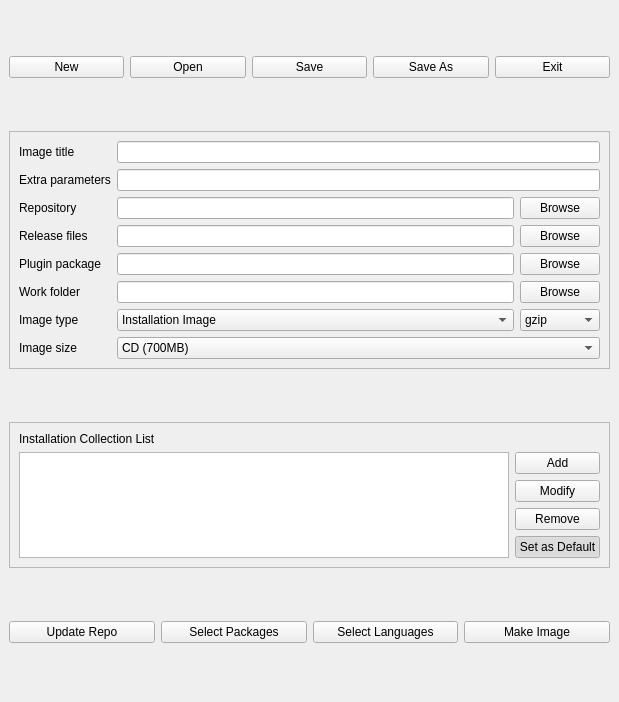
Before: the Qt Designer form kde/pardusman/gui/ui/main.ui in pars-linux/uludag, drawn with Qt 5.
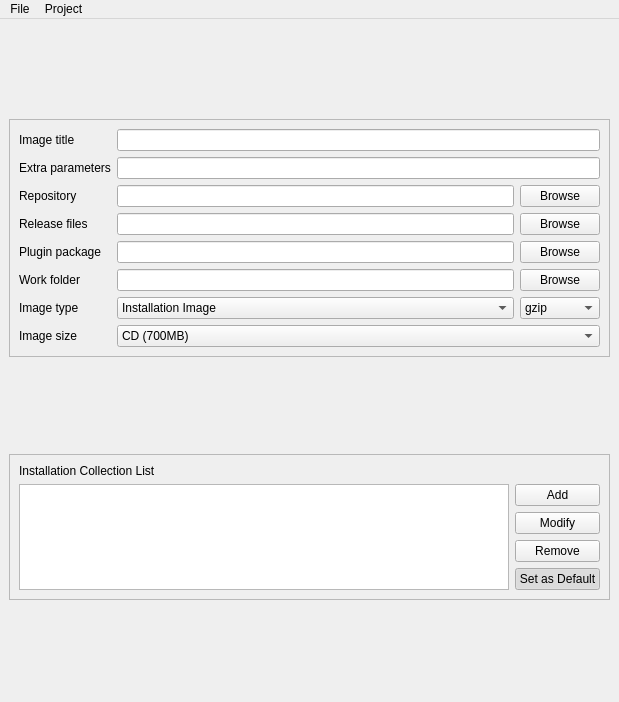
After: the same form once the commit is applied. Icons and pictures are not drawn.

Commit message: Add support for selecting installation image packages

The edit to the form file:
```diff
--- a/kde/pardusman/gui/ui/main.ui
+++ b/kde/pardusman/gui/ui/main.ui
@@ -20,45 +20,6 @@
   <widget class="QWidget" name="centralwidget">
    <layout class="QGridLayout" name="gridLayout_5">
     <item row="0" column="0">
-     <layout class="QHBoxLayout" name="horizontalLayout">
-      <item>
-       <widget class="QPushButton" name="pushNew">
-        <property name="text">
-         <string>New</string>
-        </property>
-       </widget>
-      </item>
-      <item>
-       <widget class="QPushButton" name="pushOpen">
-        <property name="text">
-         <string>Open</string>
-        </property>
-       </widget>
-      </item>
-      <item>
-       <widget class="QPushButton" name="pushSave">
-        <property name="text">
-         <string>Save</string>
-        </property>
-       </widget>
-      </item>
-      <item>
-       <widget class="QPushButton" name="pushSaveAs">
-        <property name="text">
-         <string>Save As</string>
-        </property>
-       </widget>
-      </item>
-      <item>
-       <widget class="QPushButton" name="pushExit">
-        <property name="text">
-         <string>Exit</string>
-        </property>
-       </widget>
-      </item>
-     </layout>
-    </item>
-    <item row="1" column="0">
      <widget class="QFrame" name="frame">
       <property name="sizePolicy">
        <sizepolicy hsizetype="Preferred" vsizetype="Fixed">
@@ -260,7 +221,7 @@
       </layout>
      </widget>
     </item>
-    <item row="2" column="0">
+    <item row="1" column="0">
      <widget class="QFrame" name="collectionFrame">
       <property name="sizePolicy">
        <sizepolicy hsizetype="Preferred" vsizetype="Fixed">
@@ -330,42 +291,7 @@
       <zorder></zorder>
      </widget>
     </item>
-    <item row="3" column="0">
-     <layout class="QHBoxLayout" name="horizontalLayout_2">
-      <item>
-       <widget class="QPushButton" name="pushUpdateRepo">
-        <property name="text">
-         <string>Update Repo</string>
-        </property>
-       </widget>
-      </item>
-      <item>
-       <widget class="QPushButton" name="pushSelectPackages">
-        <property name="enabled">
-         <bool>true</bool>
-        </property>
-        <property name="text">
-         <string>Select Packages</string>
-        </property>
-       </widget>
-      </item>
-      <item>
-       <widget class="QPushButton" name="pushSelectLanguages">
-        <property name="text">
-         <string>Select Languages</string>
-        </property>
-       </widget>
-      </item>
-      <item>
-       <widget class="QPushButton" name="pushMakeImage">
-        <property name="text">
-         <string>Make Image</string>
-        </property>
-       </widget>
-      </item>
-     </layout>
-    </item>
-    <item row="4" column="0">
+    <item row="2" column="0">
      <layout class="QVBoxLayout" name="terminalLayout"/>
     </item>
    </layout>
@@ -379,6 +305,32 @@
      <height>22</height>
     </rect>
    </property>
+   <widget class="QMenu" name="menuFile">
+    <property name="title">
+     <string>File</string>
+    </property>
+    <addaction name="actionNew"/>
+    <addaction name="actionOpen"/>
+    <addaction name="separator"/>
+    <addaction name="actionSave"/>
+    <addaction name="actionSaveAs"/>
+    <addaction name="separator"/>
+    <addaction name="actionExit"/>
+   </widget>
+   <widget class="QMenu" name="menuProject">
+    <property name="title">
+     <string>Project</string>
+    </property>
+    <addaction name="actionUpdateRepo"/>
+    <addaction name="separator"/>
+    <addaction name="actionPackages"/>
+    <addaction name="actionInstallationImagePackages"/>
+    <addaction name="actionLanguages"/>
+    <addaction name="separator"/>
+    <addaction name="actionMakeImage"/>
+   </widget>
+   <addaction name="menuFile"/>
+   <addaction name="menuProject"/>
   </widget>
  </widget>
  <tabstops>
```
Left out of the diff: 99 changed lines with no effect on the pictures. The commit also changes 13 other files.
